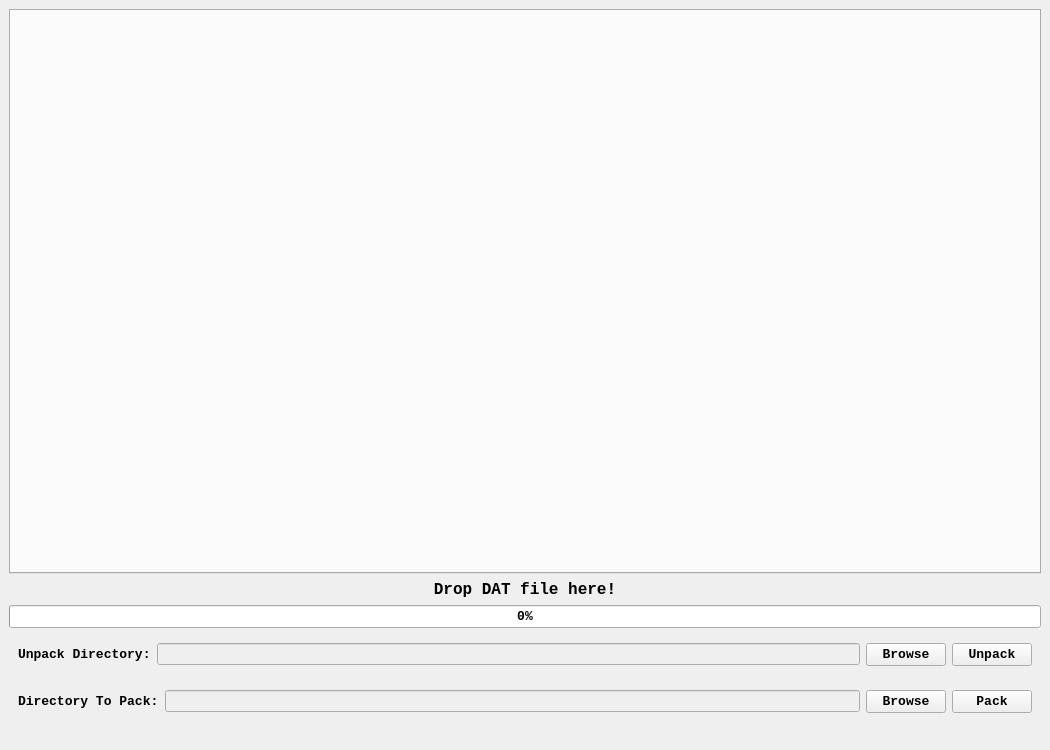
Above: src/app/ui/mainwindow.ui from SaltySasha/MC3dit before the change. Below: the same form after it.
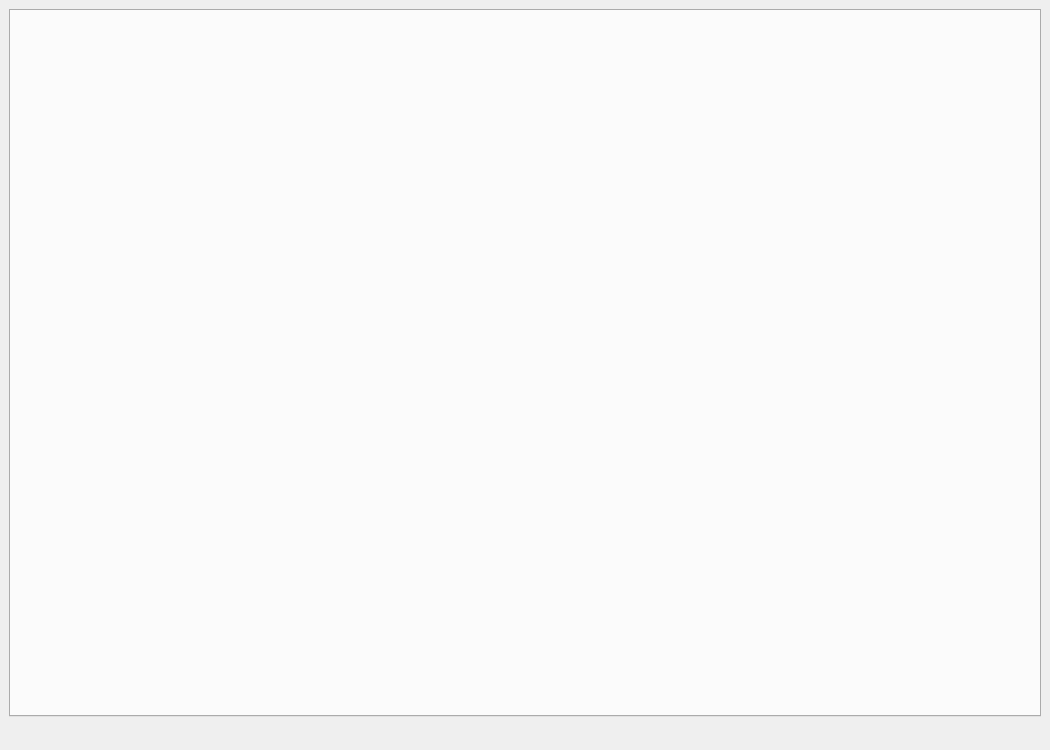
That is the form after the change.

Commit message: Cleaned up old file and folder entry classes. Cleaned up MainWindow class and updated UI.

```diff
--- a/src/app/ui/mainwindow.ui
+++ b/src/app/ui/mainwindow.ui
@@ -19,6 +19,8 @@
   <property name="font">
    <font>
     <family>Courier New</family>
+    <pointsize>12</pointsize>
+    <bold>true</bold>
    </font>
   </property>
   <property name="windowTitle">
@@ -43,7 +45,7 @@
       <property name="font">
        <font>
         <family>Courier New</family>
-        <pointsize>10</pointsize>
+        <pointsize>12</pointsize>
         <bold>true</bold>
        </font>
       </property>
@@ -51,7 +53,7 @@
        <enum>QTabWidget::TabPosition::North</enum>
       </property>
       <property name="tabShape">
-       <enum>QTabWidget::TabShape::Rounded</enum>
+       <enum>QTabWidget::TabShape::Triangular</enum>
       </property>
       <property name="currentIndex">
        <number>-1</number>
@@ -66,7 +68,7 @@
        <bool>false</bool>
       </property>
       <property name="tabsClosable">
-       <bool>true</bool>
+       <bool>false</bool>
       </property>
       <property name="movable">
        <bool>true</bool>
@@ -76,215 +78,6 @@
       </property>
      </widget>
     </item>
-    <item>
-     <widget class="QLabel" name="dropLabel">
-      <property name="font">
-       <font>
-        <family>Courier New</family>
-        <pointsize>12</pointsize>
-        <bold>true</bold>
-       </font>
-      </property>
-      <property name="text">
-       <string>Drop DAT file here!</string>
-      </property>
-      <property name="alignment">
-       <set>Qt::AlignmentFlag::AlignCenter</set>
-      </property>
-      <property name="wordWrap">
-       <bool>true</bool>
-      </property>
-     </widget>
-    </item>
-    <item>
-     <widget class="QProgressBar" name="progressBar">
-      <property name="font">
-       <font>
-        <family>Courier New</family>
-        <pointsize>10</pointsize>
-        <bold>true</bold>
-       </font>
-      </property>
-      <property name="value">
-       <number>0</number>
-      </property>
-     </widget>
-    </item>
-    <item>
-     <widget class="QWidget" name="unpackSection" native="true">
-      <property name="enabled">
-       <bool>true</bool>
-      </property>
-      <layout class="QHBoxLayout" name="UnpackSectionLayout">
-       <item>
-        <widget class="QLabel" name="labelUnpackDir">
-         <property name="font">
-          <font>
-           <family>Courier New</family>
-           <pointsize>10</pointsize>
-           <bold>true</bold>
-          </font>
-         </property>
-         <property name="text">
-          <string>Unpack Directory:</string>
-         </property>
-        </widget>
-       </item>
-       <item>
-        <widget class="QLineEdit" name="unpackLineEdit">
-         <property name="enabled">
-          <bool>false</bool>
-         </property>
-         <property name="font">
-          <font>
-           <family>Courier New</family>
-           <pointsize>8</pointsize>
-           <bold>true</bold>
-          </font>
-         </property>
-        </widget>
-       </item>
-       <item>
-        <widget class="QPushButton" name="browseUnpackButton">
-         <property name="enabled">
-          <bool>true</bool>
-         </property>
-         <property name="sizePolicy">
-          <sizepolicy hsizetype="Preferred" vsizetype="Preferred">
-           <horstretch>0</horstretch>
-           <verstretch>0</verstretch>
-          </sizepolicy>
-         </property>
-         <property name="font">
-          <font>
-           <family>Courier New</family>
-           <pointsize>10</pointsize>
-           <bold>true</bold>
-          </font>
-         </property>
-         <property name="text">
-          <string>Browse</string>
-         </property>
-        </widget>
-       </item>
-       <item>
-        <widget class="QPushButton" name="unpackButton">
-         <property name="sizePolicy">
-          <sizepolicy hsizetype="Preferred" vsizetype="Preferred">
-           <horstretch>0</horstretch>
-           <verstretch>0</verstretch>
-          </sizepolicy>
-         </property>
-         <property name="maximumSize">
-          <size>
-           <width>16777215</width>
-           <height>100</height>
-          </size>
-         </property>
-         <property name="font">
-          <font>
-           <family>Courier New</family>
-           <pointsize>10</pointsize>
-           <bold>true</bold>
-          </font>
-         </property>
-         <property name="text">
-          <string>Unpack</string>
-         </property>
-        </widget>
-       </item>
-      </layout>
-     </widget>
-    </item>
-    <item>
-     <widget class="QWidget" name="packSection" native="true">
-      <layout class="QHBoxLayout" name="PackSectionLayout">
-       <item>
-        <widget class="QLabel" name="labelPackDir">
-         <property name="font">
-          <font>
-           <family>Courier New</family>
-           <pointsize>10</pointsize>
-           <bold>true</bold>
-          </font>
-         </property>
-         <property name="text">
-          <string>Directory To Pack:</string>
-         </property>
-        </widget>
-       </item>
-       <item>
-        <widget class="QLineEdit" name="packLineEdit">
-         <property name="enabled">
-          <bool>false</bool>
-         </property>
-         <property name="font">
-          <font>
-           <family>Courier New</family>
-           <pointsize>8</pointsize>
-           <bold>true</bold>
-          </font>
-         </property>
-        </widget>
-       </item>
-       <item>
-        <widget class="QPushButton" name="browsePackButton">
-         <property name="enabled">
-          <bool>true</bool>
-         </property>
-         <property name="sizePolicy">
-          <sizepolicy hsizetype="Preferred" vsizetype="Preferred">
-           <horstretch>0</horstretch>
-           <verstretch>0</verstretch>
-          </sizepolicy>
-         </property>
-         <property name="font">
-          <font>
-           <family>Courier New</family>
-           <pointsize>10</pointsize>
-           <bold>true</bold>
-          </font>
-         </property>
-         <property name="text">
-          <string>Browse</string>
-         </property>
-        </widget>
-       </item>
-       <item>
-        <widget class="QPushButton" name="packButton">
-         <property name="sizePolicy">
-          <sizepolicy hsizetype="Preferred" vsizetype="Preferred">
-           <horstretch>0</horstretch>
-           <verstretch>0</verstretch>
-          </sizepolicy>
-         </property>
-         <property name="minimumSize">
-          <size>
-           <width>0</width>
-           <height>0</height>
-          </size>
-         </property>
-         <property name="maximumSize">
-          <size>
-           <width>16777215</width>
-           <height>100</height>
-          </size>
-         </property>
-         <property name="font">
-          <font>
-           <family>Courier New</family>
-           <pointsize>10</pointsize>
-           <bold>true</bold>
-          </font>
-         </property>
-         <property name="text">
-          <string>Pack</string>
-         </property>
-        </widget>
-       </item>
-      </layout>
-     </widget>
-    </item>
    </layout>
   </widget>
   <widget class="QMenuBar" name="menubar">
```
The commit also changes 12 other files.
